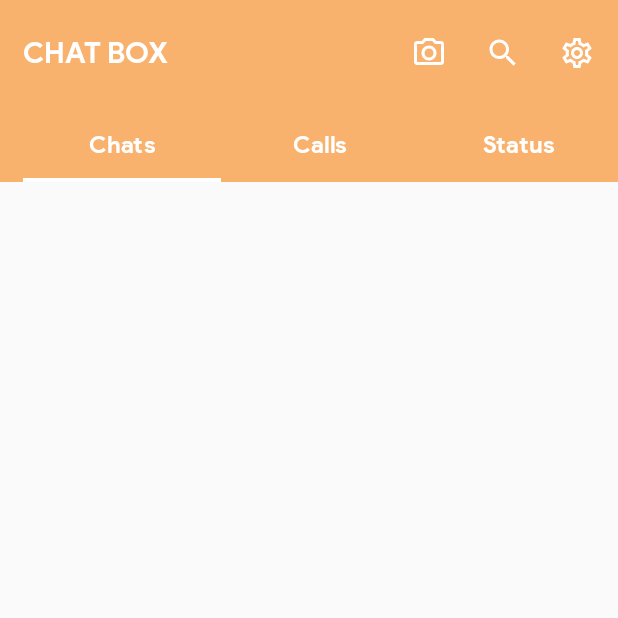
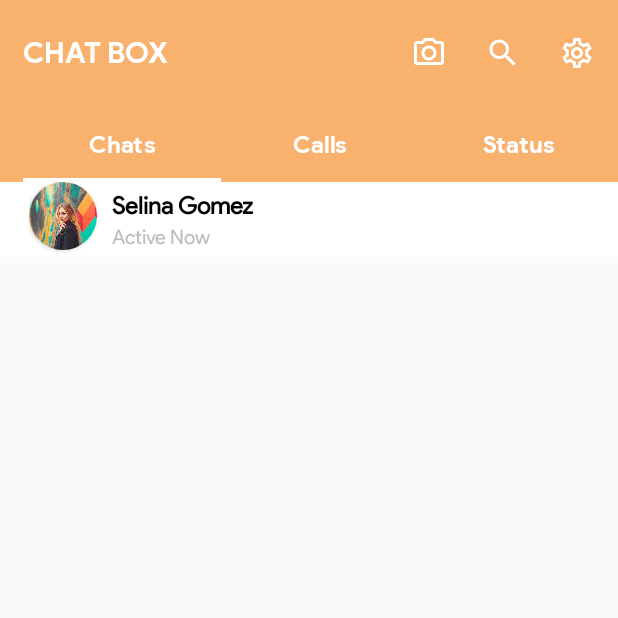
Before and after one commit to Afshal-Hassan/Chat-App-Android, an Android app: the screen it shows after launch (Dashboard), on a phone screen of 412 x 824 dp, the top half of it. Run offline under Robolectric (Android 15) with nearby library versions, the phone set to English and light mode, and no system bars.

```diff
--- /dev/null
+++ b/app/src/main/java/com/example/chatapp/fragments/User.kt
@@ -0,0 +1,23 @@
+package com.example.chatapp.fragments
+
+import android.os.Bundle
+import androidx.fragment.app.Fragment
+import android.view.LayoutInflater
+import android.view.View
+import android.view.ViewGroup
+import com.example.chatapp.R
+
+
+class User : Fragment() {
+
+
+    override fun onCreateView(
+        inflater: LayoutInflater, container: ViewGroup?,
+        savedInstanceState: Bundle?
+    ): View? {
+        // Inflate the layout for this fragment
+        return inflater.inflate(R.layout.fragment_user, container, false)
+    }
+
+
+}
--- a/app/src/main/res/layout/activity_dashboard.xml
+++ b/app/src/main/res/layout/activity_dashboard.xml
@@ -17,18 +17,23 @@
         android:name="com.example.chatapp.fragments.Header"
         tools:layout="@layout/fragment_header" />
 
-<!--    <fragment-->
-<!--        android:id="@+id/header2"-->
-<!--        android:layout_width="match_parent"-->
-<!--        android:layout_height="match_parent"-->
-<!--        android:layout_weight=".1"-->
-<!--        android:name="com.example.chatapp.fragments.Header"-->
-<!--        tools:layout="@layout/fragment_header" />-->
+
 
     <LinearLayout
         android:layout_width="match_parent"
         android:layout_height="wrap_content"
-         android:background="@color/white">
+         android:background="@color/white"
+        android:orientation="vertical">
+
+
+        <fragment
+            android:id="@+id/user"
+            android:layout_width="match_parent"
+            android:layout_height="wrap_content"
+            android:name="com.example.chatapp.fragments.User"
+            tools:layout="@layout/fragment_user"/>
+
+
 
     </LinearLayout>
 
--- /dev/null
+++ b/app/src/main/res/layout/fragment_user.xml
@@ -0,0 +1,75 @@
+<?xml version="1.0" encoding="utf-8"?>
+<LinearLayout xmlns:android="http://schemas.android.com/apk/res/android"
+    xmlns:app="http://schemas.android.com/apk/res-auto"
+    xmlns:tools="http://schemas.android.com/tools"
+    android:layout_width="match_parent"
+    android:layout_height="match_parent"
+    android:orientation="vertical"
+    android:layout_marginTop="30dp"
+    tools:context=".fragments.User">
+
+
+    <LinearLayout
+        android:layout_width="match_parent"
+        android:layout_height="wrap_content"
+        android:orientation="horizontal"
+        android:paddingLeft="19dp">
+
+
+        <androidx.cardview.widget.CardView
+            android:layout_width="45dp"
+            android:layout_height="45dp"
+            android:layout_toLeftOf="@id/username"
+            app:cardCornerRadius="105dp">
+
+
+            <ImageView
+                android:layout_width="match_parent"
+                android:layout_height="match_parent"
+                android:scaleType="centerCrop"
+                android:src="@drawable/pic" />
+
+
+        </androidx.cardview.widget.CardView>
+
+
+        <LinearLayout
+            android:layout_width="match_parent"
+            android:layout_height="50dp"
+            android:orientation="vertical"
+            android:paddingTop="5dp">
+
+
+            <TextView
+                android:id="@+id/username"
+                android:layout_width="match_parent"
+                android:layout_height="wrap_content"
+                android:layout_marginLeft="10dp"
+                android:fontFamily="@font/productsansregular"
+                android:gravity="center_vertical"
+                android:text="Selina Gomez"
+                android:textColor="@color/black"
+                android:textFontWeight="600"
+                android:textSize="16dp" />
+
+
+            <TextView
+                android:id="@+id/activeStatus"
+                android:layout_width="match_parent"
+                android:layout_height="wrap_content"
+                android:layout_marginLeft="10dp"
+                android:layout_marginTop="2dp"
+                android:fontFamily="@font/productsansregular"
+                android:gravity="center_vertical"
+                android:text="Active Now"
+                android:textColor="@color/light_gray"
+                android:textSize="13dp" />
+
+
+        </LinearLayout>
+
+
+    </LinearLayout>
+
+
+</LinearLayout>
```
Also changed, not shown: app/src/main/res/drawable/pic.jpg (added).
